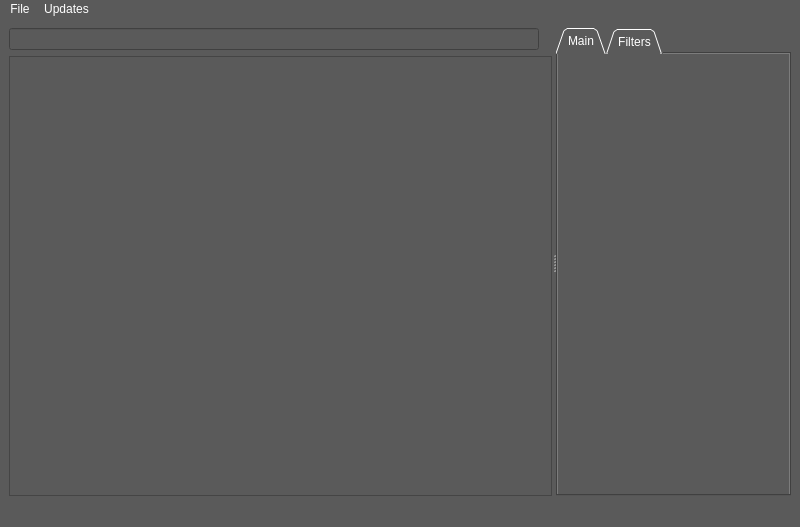
Qt form main_window.ui (vbrizgamnk/Artemis) before a commit.
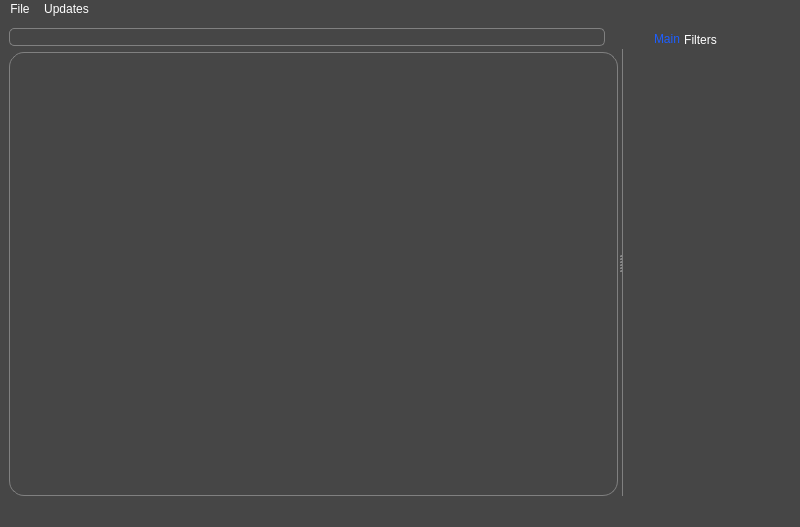
The same form after that commit. Icons and pictures are not drawn.

Commit message: Better style

Patch:
```diff
--- a/main_window.ui
+++ b/main_window.ui
@@ -14,11 +14,11 @@
    <string>MainWindow</string>
   </property>
   <property name="styleSheet">
-   <string notr="true">background-color: rgb(90, 90, 90);</string>
+   <string notr="true">background-color: #464646</string>
   </property>
   <widget class="QWidget" name="centralwidget">
-   <layout class="QVBoxLayout" name="verticalLayout_2">
-    <item>
+   <layout class="QGridLayout" name="gridLayout">
+    <item row="0" column="0">
      <widget class="QSplitter" name="splitter">
       <property name="orientation">
        <enum>Qt::Horizontal</enum>
@@ -36,7 +36,9 @@
              <string>Search a signal name.</string>
             </property>
             <property name="styleSheet">
-             <string notr="true">color: rgb(255, 255, 255);</string>
+             <string notr="true">color: rgb(255, 255, 255);
+border: 1px solid gray;
+border-radius: 5px;</string>
             </property>
            </widget>
           </item>
@@ -82,7 +84,9 @@
            </sizepolicy>
           </property>
           <property name="styleSheet">
-           <string notr="true">color: rgb(255, 255, 255);</string>
+           <string notr="true">color: rgb(255, 255, 255);
+border: 1px solid gray;
+border-radius: 15px;</string>
           </property>
          </widget>
         </item>
@@ -92,11 +96,54 @@
        <property name="enabled">
         <bool>true</bool>
        </property>
+       <property name="layoutDirection">
+        <enum>Qt::LeftToRight</enum>
+       </property>
        <property name="styleSheet">
-        <string notr="true">color: rgb(255, 255, 255);</string>
+        <string notr="true">QTabWidget::pane { /* The tab widget frame */
+    border-left: 1px solid gray;
+}
+
+
+QTabWidget::tab-bar {
+    left: 30px; /* move to the right by 5px */
+}
+
+
+/* Style the tab using the tab sub-control. Note that
+    it reads QTabBar _not_ QTabWidget */
+QTabBar::tab {
+    background: qlineargradient(x1: 0, y1: 0, x2: 0, y2: 1,
+                                stop: 0 #7a7a7a, stop: 1.0 #7a7a7a);
+    /*background: qlineargradient(x1: 0, y1: 0, x2: 0, y2: 1,
+                                stop: 0 #E1E1E1, stop: 0.4 #DDDDDD,
+                                stop: 0.5 #D8D8D8, stop: 1.0 #D3D3D3);*/
+    border-top-left-radius: 8px;
+    border-top-right-radius: 8px;
+    min-width: 16ex;
+    padding: 2px;
+    color: #FFFFFF
+}
+
+QTabBar::tab:selected {
+    background: qlineargradient(x1: 0, y1: 0, x2: 0, y2: 1,
+                                stop: 0 #999999, stop: 1.0 #999999);
+  /*  background: qlineargradient(x1: 0, y1: 0, x2: 0, y2: 1,
+                                stop: 0 #fafafa, stop: 0.4 #f4f4f4,
+                                stop: 0.5 #e7e7e7, stop: 1.0 #fafafa);*/
+    color: #1d5eff
+}
+
+
+QTabBar::tab:!selected {
+    margin-top: 3px; /* make non-selected tabs look smaller */
+}</string>
+       </property>
+       <property name="tabPosition">
+        <enum>QTabWidget::North</enum>
        </property>
        <property name="tabShape">
-        <enum>QTabWidget::Triangular</enum>
+        <enum>QTabWidget::Rounded</enum>
        </property>
        <property name="currentIndex">
         <number>0</number>
```
Left out of the diff: 2 changed lines with no effect on the pictures. The commit also changes 1 other file.
